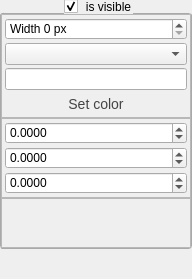
Above: src/libs/CurvesManager/CurveSettings.ui from rasmadeus/Rragraph before the change. Below: the same form after it.
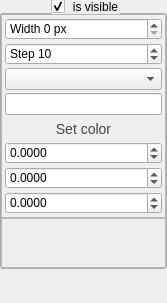
That is the form after the change.

```diff
--- a/src/libs/CurvesManager/CurveSettings.ui
+++ b/src/libs/CurvesManager/CurveSettings.ui
@@ -6,8 +6,8 @@
    <rect>
     <x>0</x>
     <y>0</y>
-    <width>192</width>
-    <height>279</height>
+    <width>167</width>
+    <height>303</height>
    </rect>
   </property>
   <property name="windowTitle">
@@ -116,6 +116,31 @@
            </property>
           </widget>
          </item>
+         <item>
+          <widget class="QSpinBox" name="step">
+           <property name="toolTip">
+            <string>Symbol's step</string>
+           </property>
+           <property name="suffix">
+            <string/>
+           </property>
+           <property name="prefix">
+            <string>Step </string>
+           </property>
+           <property name="minimum">
+            <number>1</number>
+           </property>
+           <property name="maximum">
+            <number>10000</number>
+           </property>
+           <property name="singleStep">
+            <number>1</number>
+           </property>
+           <property name="value">
+            <number>10</number>
+           </property>
+          </widget>
+         </item>
          <item>
           <widget class="QComboBox" name="symbolStyle">
            <property name="toolTip">
@@ -183,33 +208,6 @@
            </property>
           </widget>
          </item>
-        </layout>
-       </widget>
-      </item>
-      <item>
-       <widget class="QFrame" name="frame_2">
-        <property name="frameShape">
-         <enum>QFrame::StyledPanel</enum>
-        </property>
-        <property name="frameShadow">
-         <enum>QFrame::Raised</enum>
-        </property>
-        <layout class="QVBoxLayout" name="verticalLayout_3">
-         <property name="spacing">
-          <number>3</number>
-         </property>
-         <property name="leftMargin">
-          <number>3</number>
-         </property>
-         <property name="topMargin">
-          <number>3</number>
-         </property>
-         <property name="rightMargin">
-          <number>3</number>
-         </property>
-         <property name="bottomMargin">
-          <number>3</number>
-         </property>
          <item>
           <widget class="QDoubleSpinBox" name="addendX">
            <property name="toolTip">
```
